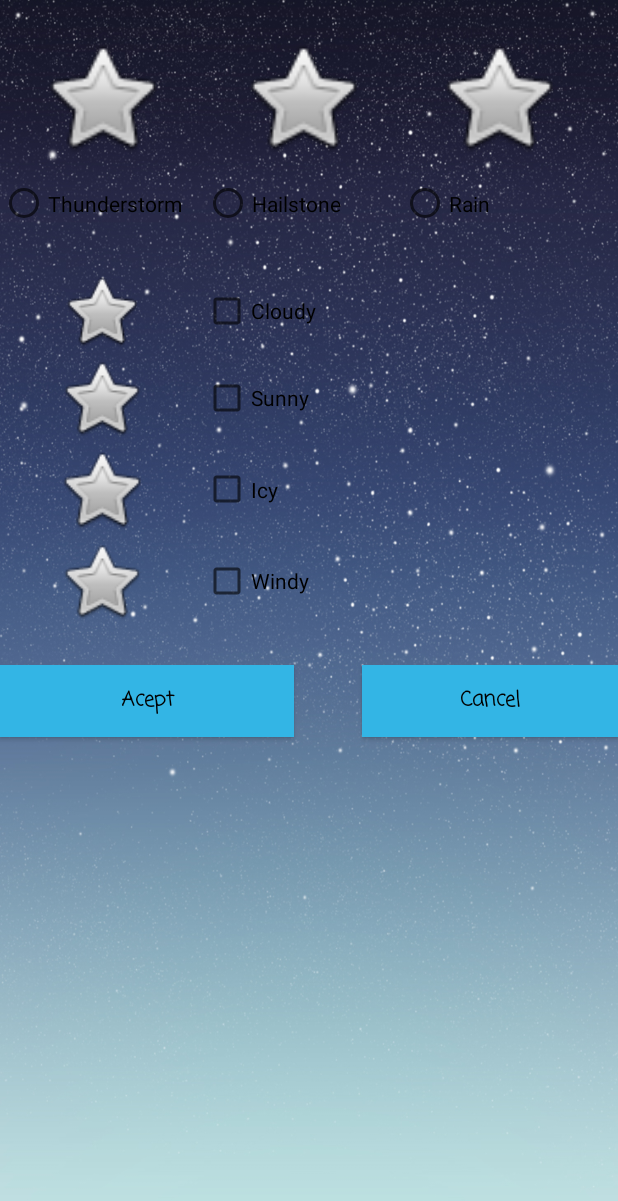
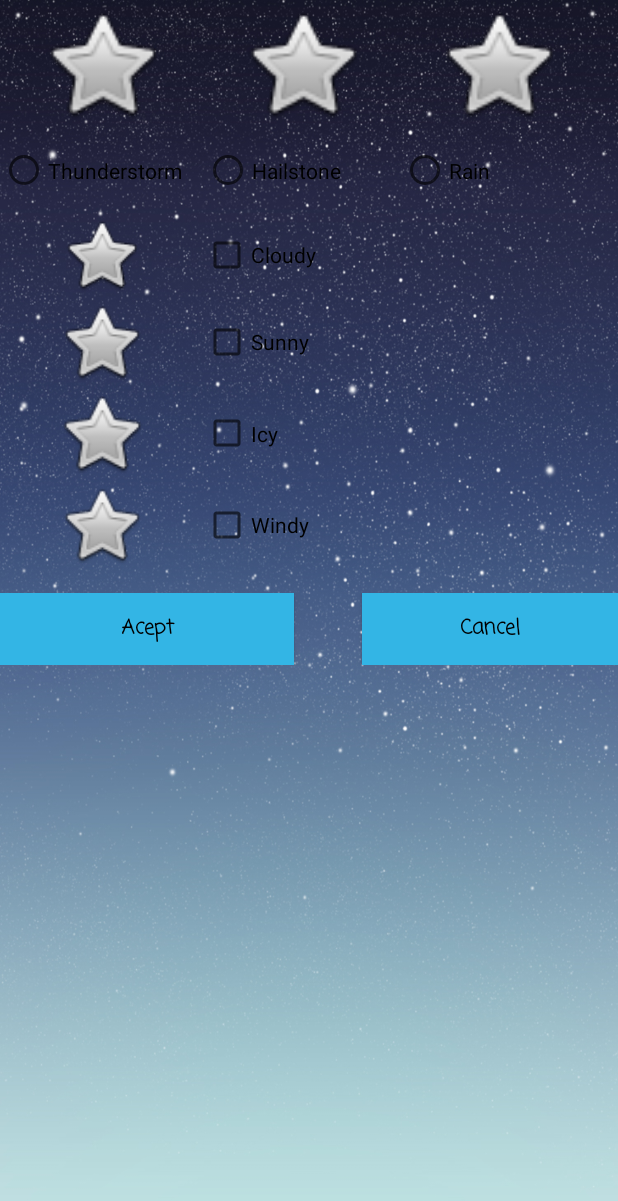
Before and after one commit to Climapp-Cosw/ClimappAndroid, an Android app: the layout activity_dialog_report.xml on its own in the app's theme, with its tools: preview values and no code run, on a phone screen of 412 x 824 dp. Shown: the top 1201 px of the screen. Run offline under Robolectric (Android 15) with nearby library versions, the phone set to English and light mode, and no system bars.

Commit message:
Vista ok

```diff
--- a/app/src/main/java/edu/eci/cosw/climapp/controller/LoginActivity.java
+++ b/app/src/main/java/edu/eci/cosw/climapp/controller/LoginActivity.java
@@ -317,9 +317,7 @@ public class LoginActivity extends AppCompatActivity implements LoaderCallbacks<
 
             if (success) {
                 saveToken();
-
                 goToMain();
-
             } else {
                 mPasswordView.setError(getString(R.string.error_incorrect_password));
                 mPasswordView.requestFocus();
--- a/app/src/main/res/layout/activity_dialog_report.xml
+++ b/app/src/main/res/layout/activity_dialog_report.xml
@@ -7,13 +7,9 @@
     android:background="@drawable/background"
     android:orientation="vertical">
 
-    <Space
-        android:layout_width="match_parent"
-        android:layout_height="22dp" />
-
     <HorizontalScrollView
         android:layout_width="match_parent"
-        android:layout_height="157dp">
+        android:layout_height="142dp">
 
         <LinearLayout
             android:layout_width="wrap_content"
@@ -83,7 +79,7 @@
 
     <ScrollView
         android:layout_width="match_parent"
-        android:layout_height="264dp">
+        android:layout_height="253dp">
 
         <LinearLayout
             android:layout_width="match_parent"
@@ -174,7 +170,7 @@
 
     <LinearLayout
         android:layout_width="match_parent"
-        android:layout_height="61dp"
+        android:layout_height="wrap_content"
         android:orientation="horizontal">
 
         <Button
```
Also changed, not shown: app/src/main/AndroidManifest.xml (+4 -5 lines), app/src/main/java/edu/eci/cosw/climapp/controller/DialogReport.java (deleted, +0 -15 lines), app/src/main/java/edu/eci/cosw/climapp/controller/MainActivity.java (+12 -17 lines).
